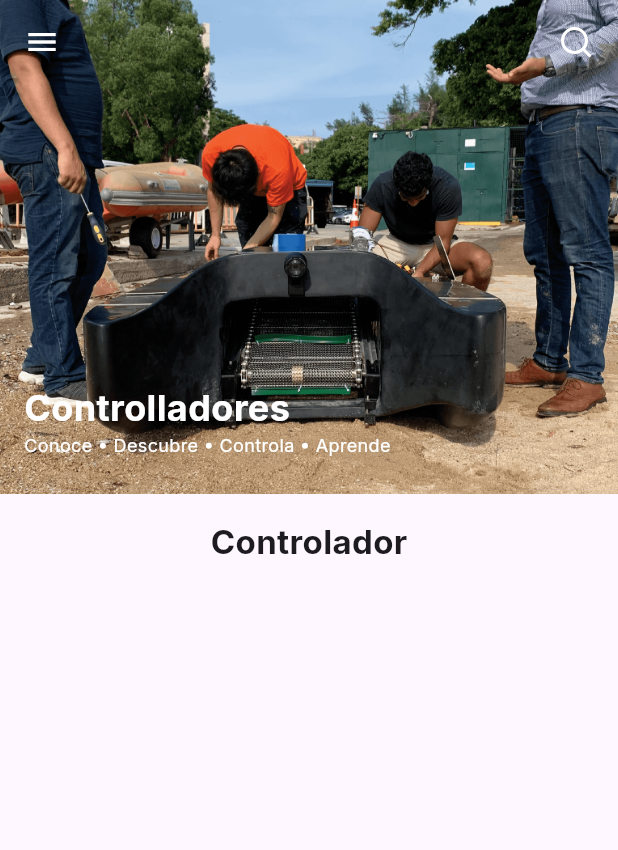
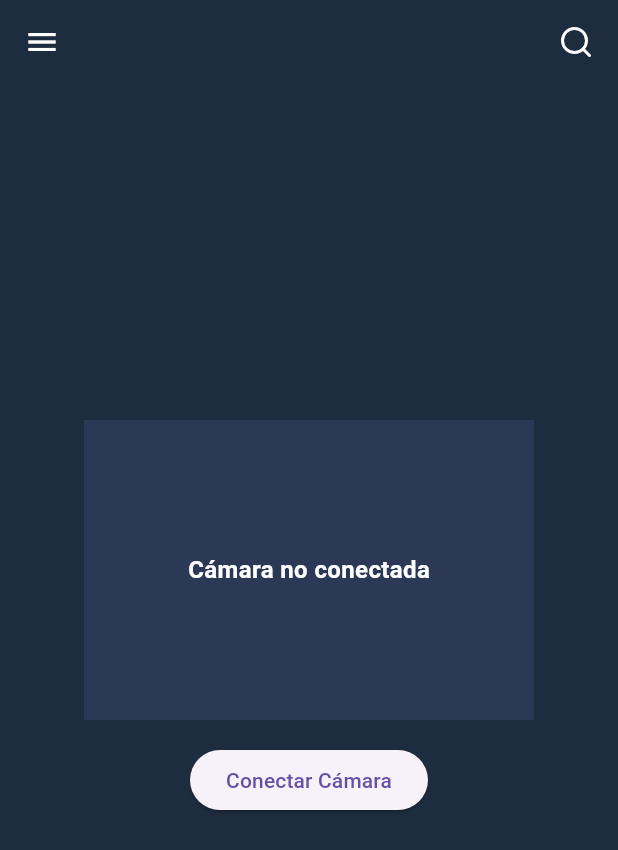
Before and after one commit to Roo03/Movill-Integradora, a Flutter app: the Controller screen opened directly, on a phone screen of 412 x 824 dp. Shown: the top 850 px of the screen. Run offline on Flutter 3.47's test engine with Material 3 defaults, Android fonts, the light colour scheme and no system bars; our stand-ins replace camera, flutter_feather_icons, google_fonts.

Commit message:
fix camera

```diff
--- a/lib/pages/controllers.dart
+++ b/lib/pages/controllers.dart
@@ -1,18 +1,87 @@
+import 'dart:developer' as dev;
 import 'package:flutter/material.dart';
-import 'package:google_fonts/google_fonts.dart';
 import 'package:flutter_feather_icons/flutter_feather_icons.dart';
-import 'package:movil_integradora/pages/home.dart';
+import 'package:camera/camera.dart';
+import 'package:movil_integradora/pages/Acerca%20de.dart';
 import 'package:movil_integradora/pages/manual.dart';
 import 'package:movil_integradora/pages/soporte.dart';
 
-class Controller extends StatelessWidget {
+class Controller extends StatefulWidget {
   const Controller({super.key});
 
   @override
+  State<Controller> createState() => _ControllerState();
+}
+
+class _ControllerState extends State<Controller> {
+  late CameraController _cameraController;
+  late List<CameraDescription> _cameras;
+  bool _isCameraInitialized = false;
+  bool _isFullScreen = false;
+  bool _isDrawerOpen = false;
+
+  @override
+  void initState() {
+    super.initState();
+    _fetchCameras();
+  }
+
+  Future<void> _fetchCameras() async {
+    _cameras = await availableCameras();
+  }
+
+  Future<void> _initializeCamera() async {
+    if (_cameras.isNotEmpty) {
+      _cameraController = CameraController(
+        _cameras[0], // Cámara trasera
+        ResolutionPreset.medium,
+      );
+
+      try {
+        await _cameraController.initialize();
+        setState(() {
+          _isCameraInitialized = true;
+        });
+      } catch (e) {
+        dev.log("Error inicializando la cámara: $e");
+      }
+    }
+  }
+
+  void _toggleFullScreen() {
+    setState(() {
+      _isFullScreen = !_isFullScreen;
+    });
+  }
+
+  void _toggleDrawer() {
+    if (!_isFullScreen) {
+      setState(() {
+        _isDrawerOpen = !_isDrawerOpen;
+      });
+    }
+  }
+
+  @override
+  void dispose() {
+    if (_isCameraInitialized) {
+      _cameraController.dispose();
+    }
+    super.dispose();
+  }
+
+  @override
   Widget build(BuildContext context) {
+    // Detectar la orientación de la pantalla
+    bool isLandscape =
+        MediaQuery.of(context).orientation == Orientation.landscape;
+
     return Scaffold(
+      backgroundColor: const Color.fromARGB(255, 30, 44, 63),
       extendBodyBehindAppBar: true,
-      appBar: AppBar(
+      appBar: _isFullScreen
+          ? null
+          : AppBar(
               backgroundColor: Colors.transparent,
               elevation: 0,
               iconTheme: const IconThemeData(color: Colors.white),
@@ -21,12 +90,12 @@ class Controller extends StatelessWidget {
                   FeatherIcons.search,
                   color: Colors.white,
                 ),
-          SizedBox(
-            width: 16,
-          )
+                SizedBox(width: 16),
               ],
             ),
-      drawer: Drawer(
+      drawer: _isFullScreen
+          ? null
+          : Drawer(
               elevation: 0,
               child: ListView(
                 children: [
@@ -47,7 +116,8 @@ class Controller extends StatelessWidget {
                         Align(
                           alignment: Alignment.topLeft,
                           child: IconButton(
-                      icon: const Icon(Icons.arrow_back, color: Colors.black),
+                            icon: const Icon(Icons.arrow_back,
+                                color: Colors.black),
                             onPressed: () {
                               Navigator.pop(context);
                             },
@@ -64,12 +134,13 @@ class Controller extends StatelessWidget {
                     ),
                   ),
                   ListTile(
-              leading: const Icon(Icons.home),
-              title: const Text("Inicio"),
+                    leading: const Icon(Icons.control_camera),
+                    title: const Text("Controlador"),
                     onTap: () {
                       Navigator.push(
                         context,
-                  MaterialPageRoute(builder: (context) => const Home()),
+                        MaterialPageRoute(
+                            builder: (context) => const Controller()),
                       );
                     },
                   ),
@@ -84,142 +155,129 @@ class Controller extends StatelessWidget {
                     },
                   ),
                   ListTile(
-              leading: const Icon(Icons.control_camera),
-              title: const Text("Controladores"),
+                    leading: const Icon(Icons.contact_mail),
+                    title: const Text("Soporte"),
                     onTap: () {
                       Navigator.push(
                         context,
-                  MaterialPageRoute(builder: (context) => const Controller()),
+                        MaterialPageRoute(
+                            builder: (context) => const Soporte()),
                       );
                     },
                   ),
                   ListTile(
-              leading: const Icon(Icons.contact_mail),
-              title: const Text("Soporte"),
+                    leading: const Icon(Icons.info),
+                    title: const Text("Acerca de"),
                     onTap: () {
-                Navigator.push(context,
-                    MaterialPageRoute(builder: (context) => const Soporte()),
+                      Navigator.push(
+                        context,
+                        MaterialPageRoute(
+                            builder: (context) => const Acercade()),
                       );
                     },
                   ),
                 ],
               ),
             ),
-      body: SingleChildScrollView(
-        child: Column(
+      body: Center(
+        child: isLandscape
+            ? Row(
                 children: [
-            Container(
-              height: MediaQuery.of(context).size.height * 0.4,
-              decoration: const BoxDecoration(
-                image: DecorationImage(
-                  fit: BoxFit.cover,
-                  image: AssetImage("assets/img/manual2.png"),
+                  // Cámara centrada a la izquierda en horizontal
+                  Expanded(
+                    child: _isCameraInitialized
+                        ? _isFullScreen
+                            ? CameraPreview(_cameraController)
+                            : Container(
+                               width: 100,
+                                height: 250,
+                                margin: const EdgeInsets.only(left: 50),
+                                 // Centramos 50 píxeles desde la izquierda
+                                child: CameraPreview(_cameraController),
+                              )
+                        : Container(
+                            width: 100,
+                            height: 250,
+                            margin: const EdgeInsets.only(left: 50),
+                            color: const Color.fromARGB(255, 43, 57, 87), // Color de fondo cuando la cámara no está conectada
+                            child: const Center(
+                              child: Text(
+                                "Cámara no conectada",
+                                style: TextStyle(
+                                  color: Colors.white, // Color del texto
+                                  fontSize: 16,
+                                  fontWeight: FontWeight.bold,
                                 ),
                               ),
-              child: Padding(
-                padding: const EdgeInsets.only(
-                    top: 44, right: 16, left: 16, bottom: 24),
-                child: Column(
-                  mainAxisAlignment: MainAxisAlignment.spaceBetween,
+                            ),
+                          ),
+                  ),
+                  // Botones a la derecha en horizontal
+                  Column(
+                    mainAxisAlignment: MainAxisAlignment.center,
                     children: [
-                    const Row(
-                      mainAxisAlignment: MainAxisAlignment.spaceBetween,
-                      children: [
-                        Row(
-                          mainAxisAlignment: MainAxisAlignment.end,
+                      if (_isCameraInitialized)
+                        ElevatedButton(
+                          onPressed: _toggleFullScreen,
+                          child: Text(
+                            _isFullScreen
+                                ? "Salir de Pantalla Completa"
+                                : "Pantalla Completa",
+                          ),
+                        ),
+                      ElevatedButton(
+                        onPressed:
+                            _isCameraInitialized ? null : _initializeCamera,
+                        child: const Text("Conectar Cámara"),
                       ),
                     ],
                   ),
-                    Row(
-                      children: [
-                        Column(
-                          crossAxisAlignment: CrossAxisAlignment.start,
-                          children: [
-                            Text(
-                              "Controlladores",
-                              style: GoogleFonts.inter(
-                                  color: Colors.white,
-                                  fontSize: 24,
-                                  fontWeight: FontWeight.w700),
-                            ),
-                            Row(
-                              children: [
-                                Text(
-                                  "Conoce",
-                                  style: GoogleFonts.inter(
-                                    fontSize: 12,
-                                    color: Colors.white,
-                                  ),
-                                ),
-                                const SizedBox(width: 5),
-                                const CircleAvatar(
-                                  radius: 2,
-                                  backgroundColor: Colors.white,
-                                ),
-                                const SizedBox(width: 5),
-                                Text(
-                                  "Descubre",
-                                  style: GoogleFonts.inter(
-                                    fontSize: 12,
-                                    color: Colors.white,
-                                  ),
-                                ),
-                                const SizedBox(width: 5),
-                                const CircleAvatar(
-                                  radius: 2,
-                                  backgroundColor: Colors.white,
-                                ),
-                                const SizedBox(width: 5),
-                                Text(
-                                  "Controla",
-                                  style: GoogleFonts.inter(
-                                    fontSize: 12,
-                                    color: Colors.white,
-                                  ),
-                                ),
-                                const SizedBox(width: 5),
-                                const CircleAvatar(
-                                  radius: 2,
-                                  backgroundColor: Colors.white,
-                                ),
-                                const SizedBox(width: 5),
-                                Text(
-                                  "Aprende",
-                                  style: GoogleFonts.inter(
-                                    fontSize: 12,
-                                    color: Colors.white,
-                                  ),
-                                ),
                 ],
               )
-                          ],
+            : Column(
+                mainAxisAlignment: MainAxisAlignment.center,
+                children: [
+                  // En vertical, centrar la cámara en la parte superior
+                  _isCameraInitialized
+                      ? _isFullScreen
+                          ? Expanded(
+                              child: CameraPreview(_cameraController),
                             )
-                      ],
+                          : SizedBox(
+                              width: 300,
+                              height: 200,
+                              child: CameraPreview(_cameraController),
                             )
-                  ],
+                      : Container(
+                          width: 300,
+                          height: 200,
+                          color: const Color.fromARGB(255, 43, 57, 87),
+
+                          child: const Center(
+                            child: Text(
+                              "Cámara no conectada",
+                              style: TextStyle(
+                                color: Colors.white,
+                                fontSize: 16,
+                                fontWeight: FontWeight.bold,
                               ),
                             ),
                           ),
-            Padding(
-              padding: const EdgeInsets.all(16.0),
-              child: Column(
-                crossAxisAlignment: CrossAxisAlignment.start,
-                children: [
-                  Text(
-                    "Controlador",
-                    style: GoogleFonts.inter(
-                      fontSize: 22,
-                      fontWeight: FontWeight.bold,
+                        ),
+                  const SizedBox(height: 16),
+                  // Botones debajo en vertical
+                  if (_isCameraInitialized)
+                    ElevatedButton(
+                      onPressed: _toggleFullScreen,
+                      child: Text(
+                        _isFullScreen
+                            ? "Salir de Pantalla Completa"
+                            : "Pantalla Completa",
                       ),
                     ),
-                  const SizedBox(height: 10),
-                  Text(
-                    "",
-                    style: GoogleFonts.inter(fontSize: 16),
-                  ),
-                  const SizedBox(height: 30),
-                ],
-              ),
+                  ElevatedButton(
+                    onPressed: _isCameraInitialized ? null : _initializeCamera,
+                    child: const Text("Conectar Cámara"),
                   ),
                 ],
               ),
--- a/lib/pages/inicio.dart
+++ b/lib/pages/inicio.dart
@@ -1,6 +1,6 @@
 import 'package:flutter/material.dart';
 import 'package:google_fonts/google_fonts.dart';
-import 'package:movil_integradora/pages/home.dart';
+import 'package:movil_integradora/pages/controllers.dart';
 import 'package:movil_integradora/widgets/custom_buttom.dart';
 
 class Inicio extends StatelessWidget {
@@ -9,6 +9,7 @@ class Inicio extends StatelessWidget {
   @override
   Widget build(BuildContext context) {
     return Scaffold(
+      backgroundColor: const Color.fromARGB(255, 30, 44, 63),
       body: Container(
         width: double.infinity,
         decoration: BoxDecoration(
@@ -67,7 +68,7 @@ class Inicio extends StatelessWidget {
                         context,
                         MaterialPageRoute(
                             builder: (context) =>
-                                const Home()),
+                                const Controller()),
                       );
                     },
                   ),
--- a/pubspec.yaml
+++ b/pubspec.yaml
@@ -37,6 +37,7 @@ dependencies:
   cupertino_icons: ^1.0.8
   google_fonts: ^6.2.1
   flutter_feather_icons: ^2.0.0
+  camera: ^0.11.0+2
 
 dev_dependencies:
   flutter_test:
```
Also changed, not shown: lib/pages/Acerca de.dart (renamed from lib/pages/home.dart, +25 -23 lines), lib/pages/manual.dart (+67 -25 lines), lib/pages/soporte.dart (+20 -20 lines), pubspec.lock, 5 other files. Lines whose indentation alone changed are shown as unchanged.
